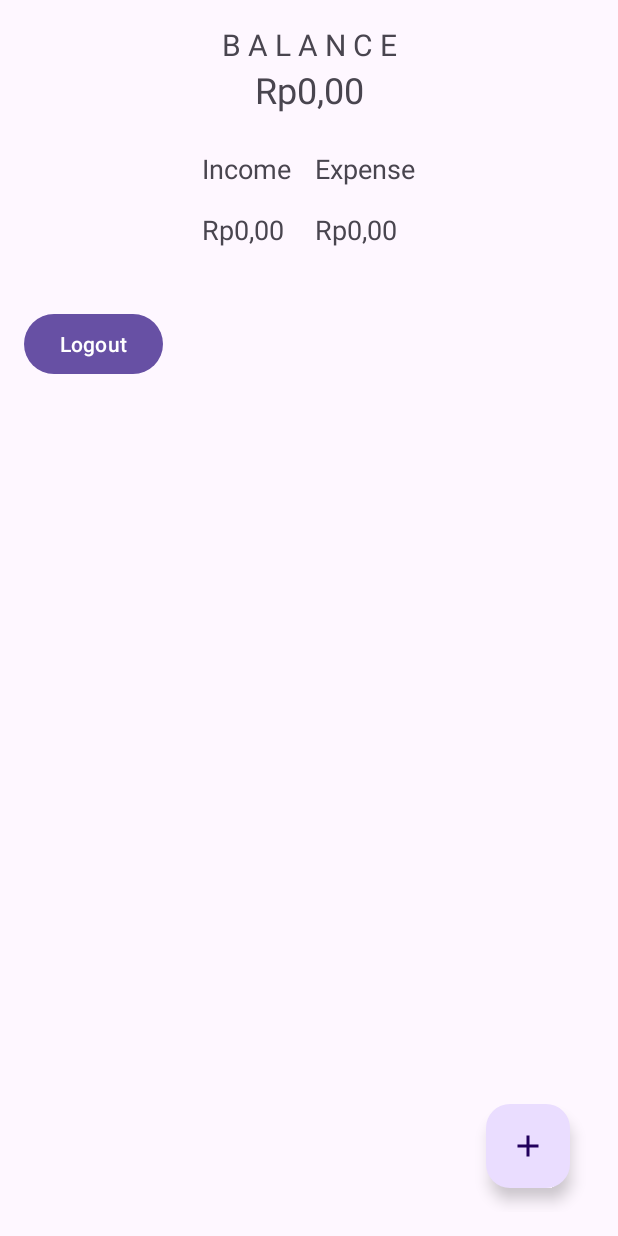
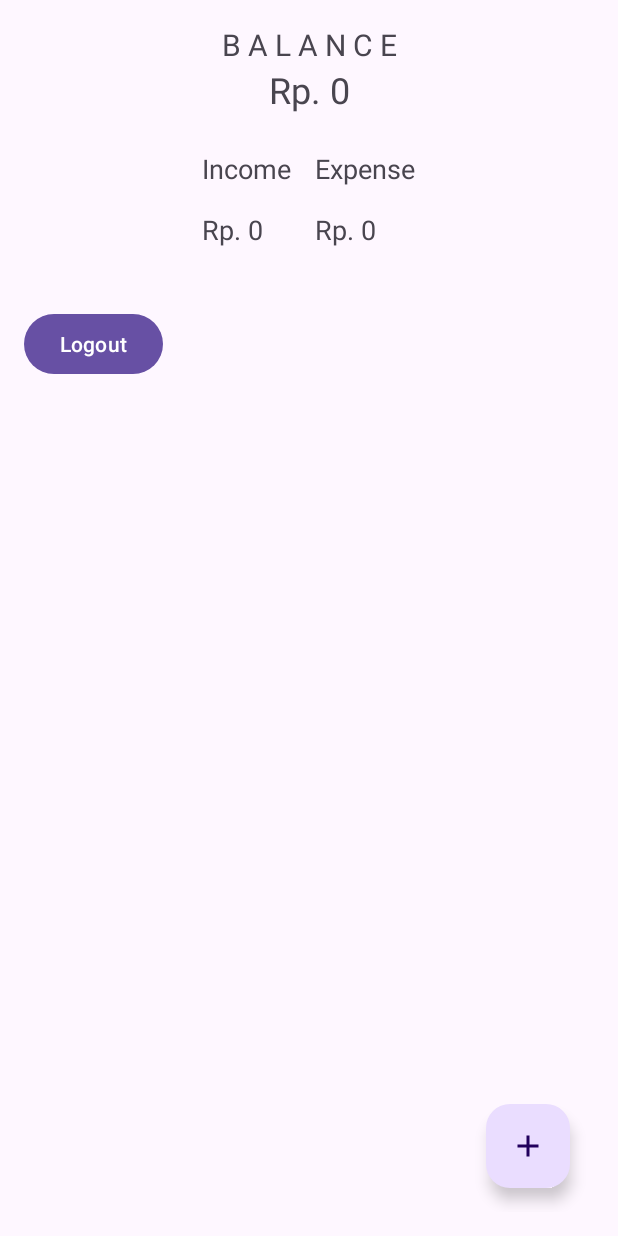
Before and after one commit to lenovix/FinTrack, an Android app: the MainActivity screen opened directly, with no data from a screen before it, on a phone screen of 412 x 824 dp. Run offline under Robolectric (Android 15) with nearby library versions, the phone set to English and light mode, and no system bars; our stand-ins replace Firebase (no records; nobody signed in at launch, a user with empty details on screens opened directly); 1 statement that could not run was skipped.

Commit message:
major update 0.0.2

```diff
--- a/app/src/main/java/com/kamilsudarmi/fintrack/MainActivity.kt
+++ b/app/src/main/java/com/kamilsudarmi/fintrack/MainActivity.kt
@@ -1,5 +1,6 @@
 package com.kamilsudarmi.fintrack
 
+import android.annotation.SuppressLint
 import android.content.Intent
 import androidx.appcompat.app.AppCompatActivity
 import android.os.Bundle
@@ -13,12 +14,12 @@ import com.google.firebase.database.DatabaseError
 import com.google.firebase.database.DatabaseReference
 import com.google.firebase.database.FirebaseDatabase
 import com.google.firebase.database.ValueEventListener
+import com.kamilsudarmi.fintrack.adapter.TransactionAdapter
 import com.kamilsudarmi.fintrack.auth.login.LoginActivity
 import com.kamilsudarmi.fintrack.databinding.ActivityMainBinding
 import com.kamilsudarmi.fintrack.transaction.AddTransactionActivity
 import com.kamilsudarmi.fintrack.transaction.Transaction
-import java.text.NumberFormat
-import java.util.Locale
+import java.text.DecimalFormat
 
 class MainActivity : AppCompatActivity() {
     private lateinit var binding: ActivityMainBinding
@@ -42,8 +43,8 @@ class MainActivity : AppCompatActivity() {
         button()
     }
     fun formatCurrency(amount: Double): String {
-        val numberFormat = NumberFormat.getCurrencyInstance(Locale("id", "ID")) // Atur sesuai kebutuhan lokal Anda
-        return numberFormat.format(amount)
+        val decimalFormat = DecimalFormat("#,###")
+        return "Rp. ${decimalFormat.format(amount)}"
     }
 
     override fun onStart() {
@@ -127,6 +128,7 @@ class MainActivity : AppCompatActivity() {
             recyclerView.adapter = transactionAdapter
 
             userTransactionRef.addValueEventListener(object : ValueEventListener {
+                @SuppressLint("NotifyDataSetChanged")
                 override fun onDataChange(snapshot: DataSnapshot) {
                     transactionList.clear()
 
--- a/app/src/main/java/com/kamilsudarmi/fintrack/transaction/AddTransactionActivity.kt
+++ b/app/src/main/java/com/kamilsudarmi/fintrack/transaction/AddTransactionActivity.kt
@@ -84,7 +84,7 @@ class AddTransactionActivity : AppCompatActivity() {
     private fun showDatePicker() {
         val datePickerDialog = DatePickerDialog(
             this,
-            DatePickerDialog.OnDateSetListener { _: DatePicker, year: Int, month: Int, dayOfMonth: Int ->
+            { _: DatePicker, year: Int, month: Int, dayOfMonth: Int ->
                 // Mengatur tanggal yang dipilih ke TextView tvDate
                 val selectedDate = "$dayOfMonth/${month + 1}/$year"
                 binding.tvDate.text = selectedDate
--- a/app/src/main/res/values/colors.xml
+++ b/app/src/main/res/values/colors.xml
@@ -2,4 +2,6 @@
 <resources>
     <color name="black">#FF000000</color>
     <color name="white">#FFFFFFFF</color>
+    <color name="red">#DC0000</color>
+    <color name="green">#38E54D</color>
 </resources>
```
Also changed, not shown: app/src/main/java/com/kamilsudarmi/fintrack/adapter/TransactionAdapter.kt (renamed from app/src/main/java/com/kamilsudarmi/fintrack/TransactionAdapter.kt, +18 -6 lines).
